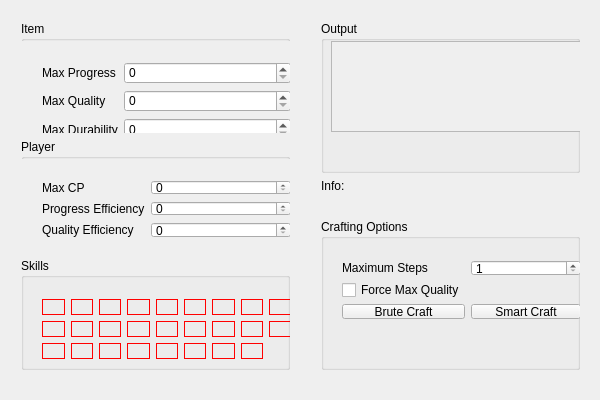
Old version of the form CrafterOfLight/CrafterOfLight.ui in the repository CChiverton/CrafterOfLight.
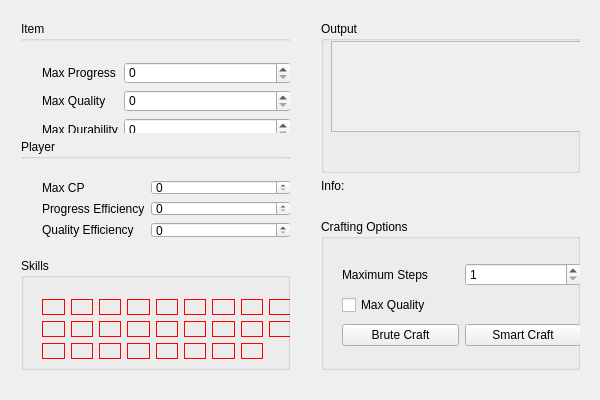
New version of the form. Icons and pictures are not drawn.

Commit message:
Shifted responsibilities to Crafter
CraftingSession does not need to know the maximum number of turns, only the ability to act on the player and item.

Patch:
```diff
--- a/CrafterOfLight/CrafterOfLight.ui
+++ b/CrafterOfLight/CrafterOfLight.ui
@@ -1202,31 +1202,10 @@
          <x>10</x>
          <y>30</y>
          <width>261</width>
-         <height>81</height>
+         <height>111</height>
         </rect>
        </property>
-       <layout class="QGridLayout" name="gridLayout">
-        <item row="1" column="0">
-         <widget class="QCheckBox" name="checkBox">
-          <property name="text">
-           <string>Force Max Quality</string>
-          </property>
-         </widget>
-        </item>
-        <item row="2" column="1">
-         <widget class="QPushButton" name="pushButton_smartCraft">
-          <property name="text">
-           <string>Smart Craft</string>
-          </property>
-         </widget>
-        </item>
-        <item row="0" column="0">
-         <widget class="QLabel" name="stepsLabel">
-          <property name="text">
-           <string>Maximum Steps</string>
-          </property>
-         </widget>
-        </item>
+       <layout class="QGridLayout" name="gridLayout_3">
         <item row="0" column="1">
          <widget class="QSpinBox" name="spinBox_maximumTurns">
           <property name="minimum">
@@ -1244,6 +1223,27 @@
           </property>
          </widget>
         </item>
+        <item row="1" column="0">
+         <widget class="QCheckBox" name="checkBox_maxQuality">
+          <property name="text">
+           <string>Max Quality</string>
+          </property>
+         </widget>
+        </item>
+        <item row="2" column="1">
+         <widget class="QPushButton" name="pushButton_smartCraft">
+          <property name="text">
+           <string>Smart Craft</string>
+          </property>
+         </widget>
+        </item>
+        <item row="0" column="0">
+         <widget class="QLabel" name="stepsLabel">
+          <property name="text">
+           <string>Maximum Steps</string>
+          </property>
+         </widget>
+        </item>
        </layout>
       </widget>
      </widget>
```
The commit also changes 3 other files.
